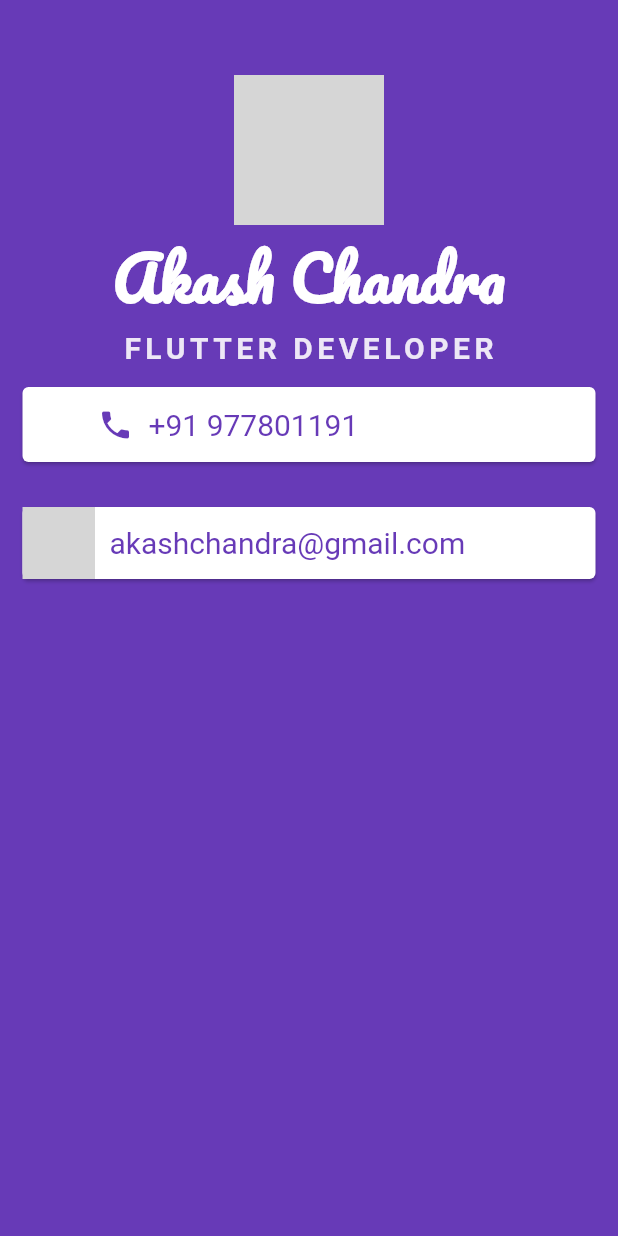
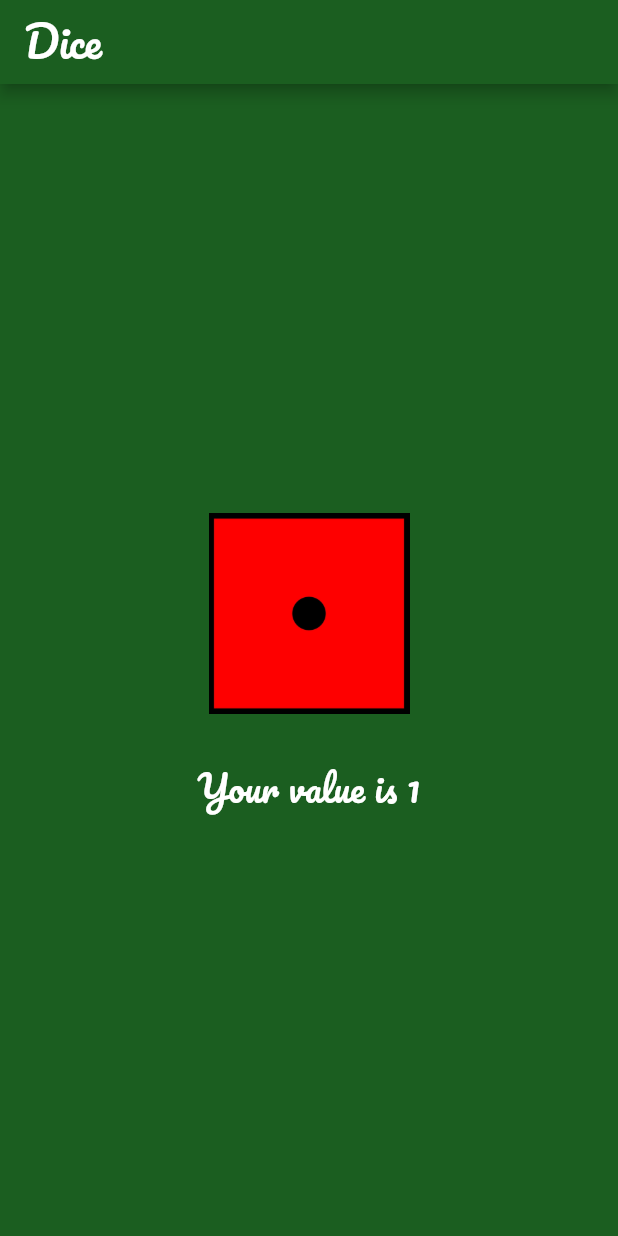
Before and after one commit to Akash1191/Dice-app, a Flutter app: the screen it shows after launch, on a phone screen of 412 x 824 dp. Run offline on Flutter 3.47's test engine with Material 2 defaults, Android fonts, the phone set to English and light mode, and no system bars; our stand-ins replace google_fonts; grey boxes are pictures that could not be loaded.

Commit message:
third commit

```diff
--- a/lib/main.dart
+++ b/lib/main.dart
@@ -1,97 +1,83 @@
+
 import 'package:flutter/material.dart';
+import 'dart:math';
+import 'package:google_fonts/google_fonts.dart';
 
 void main() {
   runApp(
-    MyApp(),
+    MaterialApp(
+      home: Scaffold(
+        backgroundColor: Colors.green.shade900,
+        appBar: AppBar(
+          backgroundColor: Colors.green.shade900,
+          title: Text(
+            'Dice',
+            style: GoogleFonts.pacifico(
+              color: Colors.white,
+              fontSize: 28,
+            ),
+          ),
+        ),
+        body: DicePage(),
+      ),
+    ),
   );
 }
-class MyApp extends StatelessWidget {
-  const MyApp({super.key});
+
+class DicePage extends StatefulWidget {
+  const DicePage({super.key});
+
+  @override
+  State<DicePage> createState() => _DicePageState();
+}
+
+class _DicePageState extends State<DicePage> {
+  var dicenumber = 1;
+
+  void rollDice() {
+    setState(() {
+      dicenumber = Random().nextInt(6) + 1; // Generates a random number between 1 and 6
+    });
+  }
 
   @override
   Widget build(BuildContext context) {
-    return MaterialApp(
-      home: Scaffold(
-        backgroundColor: Colors.deepPurple,
-        body:SafeArea(
-          child:Column(
+    return Center(
+      child: Column(
+        mainAxisAlignment: MainAxisAlignment.center,
+        children: [
+          Row(
+            mainAxisAlignment: MainAxisAlignment.center,
             children: [
-              Padding(padding:EdgeInsets.fromLTRB(25, 25, 25, 25),),
-              CircleAvatar(
-                radius: 50,
-                backgroundImage: NetworkImage('https://assets.myntassets.com/dpr_1.5,q_60,w_400,c_limit,fl_progressive/assets/images/14582818/2024/6/8/ddf8646d-b33b-4cfc-8c47-b00d7a002a221717819948985-Voyage-Unisex-Black-Lens-Oval-Sunglasses-with-UV-Protected-L-1.jpg'),
-
-              ),
-              Text('Akash Chandra',style: TextStyle(
-                fontSize: 40,
-                color: Colors.white,
-                fontWeight: FontWeight.bold,
-                fontFamily: 'Pacifico'
-
-              ),),
-              Text('FLUTTER DEVELOPER',style:
-                TextStyle(
-                  color: Colors.deepPurple.shade50,
-                  fontSize: 20,
-                  fontWeight: FontWeight.bold,
-                  letterSpacing: 3,
-
-                ),),
-              Card(
-                margin: EdgeInsets.all(15),
-                color: Colors.white,
-                child: Row(
-                  children: [
-                    Padding(padding:EdgeInsets.fromLTRB(25, 25, 25, 25),),
-                    Icon(
-                      Icons.phone,
-                      color: Colors.deepPurple,
+              Container(
+                height: 150,
+                width: 150,
+                child: TextButton(
+                  style: TextButton.styleFrom(
+                    foregroundColor: Colors.green.shade900,
+                  ),
+                  onPressed: () {
+                    rollDice();
+                    print('$dicenumber button pressed');
+                  },
+                  child: Center(
+                    child: Image(
+                      image: AssetImage('images/dice$dicenumber.jpg'),
                     ),
-                    SizedBox(
-                      width: 10,
-                    ),
-                    Text('+91 977801191',
-                    style: TextStyle(
-                      fontSize: 20,
-                      color: Colors.deepPurple,
-
-                    ),),
-
-
-                  ],
+                  ),
                 ),
-
-
-              ),
-              Card(
-                margin: EdgeInsets.all(15),
-                color: Colors.white,
-                child: Row(
-                  children: [
-                    Padding(padding:EdgeInsets.fromLTRB(25, 25, 25, 25),)
-                    Icon(
-                      Icons.email,
-                      color: Colors.deepPurple,
-                    ),
-                    SizedBox(
-                      width: 10,
-                    ),
-                    Text('akashchandra@gmail.com',
-                      style: TextStyle(
-                        fontSize: 20,
-                        color: Colors.deepPurple,
-
-                      ),),
-
-
-                  ],
-                ),
-
-
               ),
             ],
-          )
-        ),
+          ),
+          SizedBox(height: 20), // Add some space between the dice and the text
+          Text(
+            'Your value is $dicenumber',
+            style: GoogleFonts.pacifico(
+              color: Colors.white,
+              fontSize: 24,
+            ),
+          ),
+        ],
       ),
     );
   }
--- a/pubspec.yaml
+++ b/pubspec.yaml
@@ -30,6 +30,7 @@ environment:
 dependencies:
   flutter:
     sdk: flutter
+  google_fonts: ^3.0.1
 
 
   # The following adds the Cupertino Icons font to your application.
@@ -59,9 +60,8 @@ flutter:
   uses-material-design: true
 
   # To add assets to your application, add an assets section, like this:
-  # assets:
-  #   - images/a_dot_burr.jpeg
-  #   - images/a_dot_ham.jpeg
+  assets:
+     - images/
 
   # An image asset can refer to one or more resolution-specific "variants", see
   # https://flutter.dev/assets-and-images/#resolution-aware
```
Also changed, not shown: images/dice1.jpg (added), images/dice2.jpg (added), images/dice3.jpg (added), images/dice4.jpg (added), images/dice5.jpg (added), images/dice6.jpg (added), pubspec.lock.
